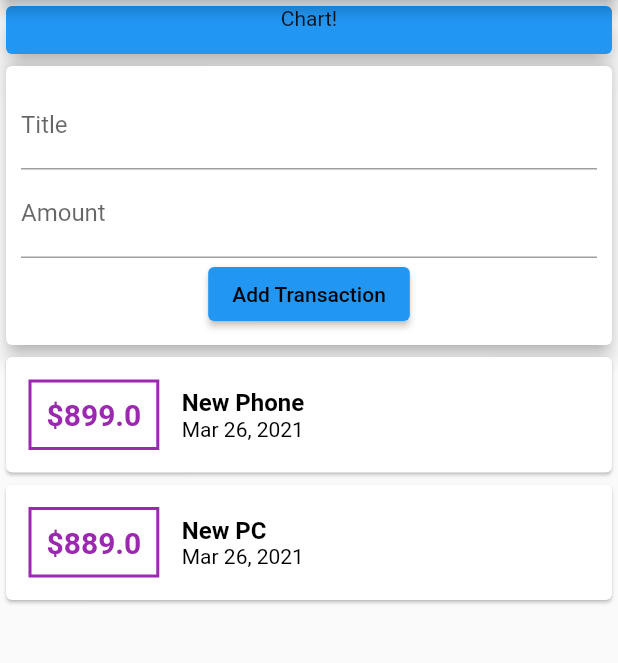
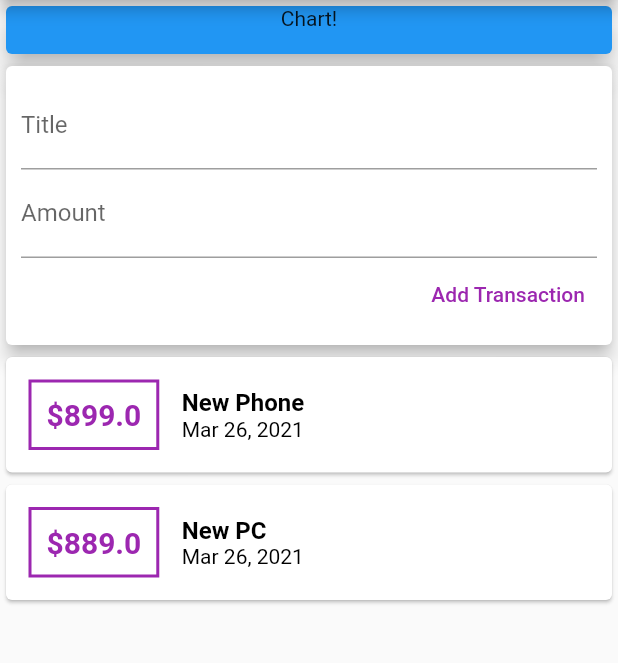
Before and after one commit to tanim913/personal_expenses_app, a Flutter app: the screen it shows after launch, on a phone screen of 412 x 824 dp, the part 84-747 px from its top. Run offline on Flutter 3.47's test engine with Material 2 defaults, Android fonts, the phone set to English and light mode, and no system bars.

Commit message:
adding transactions by user input
adding scroll view and separating to different organized widgets

```diff
--- a/lib/main.dart
+++ b/lib/main.dart
@@ -1,6 +1,5 @@
 import 'package:flutter/material.dart';
-import 'package:intl/intl.dart';
-import './transaction.dart';
+import './widgets/user_transaction.dart';
 
 void main() => runApp(MyApp());
 
@@ -15,18 +14,14 @@ class MyApp extends StatelessWidget {
 }
 
 class MyHomePage extends StatelessWidget {
-  final List<Transaction> transaction = [
-    Transaction(
-        title: 'New Phone', id: 'T1', amount: 899.00, date: DateTime.now()),
-    Transaction(title: 'New PC', id: 'T2', amount: 889.0, date: DateTime.now())
-  ];
   @override
   Widget build(BuildContext context) {
     return Scaffold(
       appBar: AppBar(
         title: Text('Personal Expenses'),
       ),
-      body: Column(
+      body: SingleChildScrollView(
+              child: Column(
           //mainAxisAlignment: MainAxisAlignment.center,
           crossAxisAlignment: CrossAxisAlignment.stretch,
           children: [
@@ -41,67 +36,9 @@ class MyHomePage extends StatelessWidget {
                 elevation: 7,
               ),
             ),
-          Card(
-            elevation: 5,
-            child: Container(
-              padding: EdgeInsets.all(10),
-              child: Column(
-                children: [
-                  TextField(
-                    decoration: InputDecoration(labelText: 'Title'),
-                  ),
-                  TextField(
-                    decoration: InputDecoration(labelText: 'Amount'),
-                  ),
-                  ElevatedButton(
-
-                    onPressed: () {},
-                    child: Text('Add Transaction',style: TextStyle(color: Colors.black),),
-                  )
+            UserTransaction(),
           ],
         ),
-            ),
-          ),
-          Column(
-              children: transaction.map((tx) {
-            return Card(
-              color: Colors.white,
-              child: Row(
-                children: [
-                  Container(
-                      margin:
-                          EdgeInsets.symmetric(vertical: 15, horizontal: 15),
-                      decoration: BoxDecoration(
-                          border: Border.all(color: Colors.purple, width: 2)),
-                      padding: EdgeInsets.all(10),
-                      child: Text(
-                        '\$${tx.amount}',
-                        style: TextStyle(
-                            fontWeight: FontWeight.bold,
-                            fontSize: 20,
-                            color: Colors.purple),
-                      )),
-                  Column(
-                    crossAxisAlignment: CrossAxisAlignment.start,
-                    children: [
-                      Text(
-                        tx.title,
-                        style: TextStyle(
-                            fontSize: 16,
-                            fontWeight: FontWeight.bold,
-                            color: Colors.black),
-                      ),
-                      Text(
-                        DateFormat.yMMMd().format(tx.date),
-                        style: TextStyle(color: Colors.black),
-                      ),
-                    ],
-                  ),
-                ],
-              ),
-            );
-          }).toList())
-        ],
       ),
     );
   }
--- /dev/null
+++ b/lib/widgets/new_transaction.dart
@@ -0,0 +1,44 @@
+import 'package:flutter/material.dart';
+
+class NewTransaction extends StatelessWidget {
+  final Function addTx;
+  final titleController = TextEditingController();
+  final amountController = TextEditingController();
+
+  NewTransaction(this.addTx);
+
+  @override
+  Widget build(BuildContext context) {
+    return Card(
+      elevation: 5,
+      child: Container(
+        padding: EdgeInsets.all(10),
+        child: Column(
+          crossAxisAlignment: CrossAxisAlignment.end,
+          children: [
+            TextField(
+              decoration: InputDecoration(labelText: 'Title'),
+              controller: titleController,
+              //onChanged: (data) => titleInput = data,
+            ),
+            TextField(
+              decoration: InputDecoration(labelText: 'Amount'),
+              controller: amountController,
+              //onChanged: (data) => amountInput = data,
+            ),
+            TextButton(
+              child: Text(
+                'Add Transaction',
+                style: TextStyle(color: Colors.purple),
+              ),
+              onPressed: () {
+                addTx(
+                    titleController.text, double.parse(amountController.text));
+              },
+            )
+          ],
+        ),
+      ),
+    );
+  }
+}
--- /dev/null
+++ b/lib/widgets/transaction_list.dart
@@ -0,0 +1,51 @@
+import 'package:flutter/material.dart';
+import '../models/transaction.dart';
+import 'package:intl/intl.dart';
+
+class TransactionList extends StatelessWidget {
+
+  final List <Transaction> transactions;
+  TransactionList(this.transactions);
+  @override
+  Widget build(BuildContext context) {
+    return Column(
+              children: transactions.map((tx) {
+            return Card(
+              color: Colors.white,
+              child: Row(
+                children: [
+                  Container(
+                      margin:
+                          EdgeInsets.symmetric(vertical: 15, horizontal: 15),
+                      decoration: BoxDecoration(
+                          border: Border.all(color: Colors.purple, width: 2)),
+                      padding: EdgeInsets.all(10),
+                      child: Text(
+                        '\$${tx.amount}',
+                        style: TextStyle(
+                            fontWeight: FontWeight.bold,
+                            fontSize: 20,
+                            color: Colors.purple),
+                      )),
+                  Column(
+                    crossAxisAlignment: CrossAxisAlignment.start,
+                    children: [
+                      Text(
+                        tx.title,
+                        style: TextStyle(
+                            fontSize: 16,
+                            fontWeight: FontWeight.bold,
+                            color: Colors.black),
+                      ),
+                      Text(
+                        DateFormat.yMMMd().format(tx.date),
+                        style: TextStyle(color: Colors.black),
+                      ),
+                    ],
+                  ),
+                ],
+              ),
+            );
+          }).toList());
+  }
+}
--- /dev/null
+++ b/lib/widgets/user_transaction.dart
@@ -0,0 +1,39 @@
+import 'package:flutter/material.dart';
+import './new_transaction.dart';
+import './transaction_list.dart';
+import '../models/transaction.dart';
+
+class UserTransaction extends StatefulWidget {
+  @override
+  _UserTransactionState createState() => _UserTransactionState();
+}
+
+class _UserTransactionState extends State<UserTransaction> {
+  final List<Transaction> _userTransaction = [
+    Transaction(
+        title: 'New Phone', id: 'T1', amount: 899.00, date: DateTime.now()),
+    Transaction(title: 'New PC', id: 'T2', amount: 889.0, date: DateTime.now()),
+  ];
+
+  void _addNewTransaction(String txTitle, double txAmount) {
+    final newTx = Transaction(
+        id: DateTime.utc(2021).toString(),
+        amount: txAmount,
+        date: DateTime.now(),
+        title: txTitle);
+
+    setState(() {
+      _userTransaction.add(newTx);
+    });
+  }
+
+  @override
+  Widget build(BuildContext context) {
+    return Column(
+      children: [
+        NewTransaction(_addNewTransaction),
+        TransactionList(_userTransaction),
+      ],
+    );
+  }
+}
```
Also changed, not shown: lib/models/transaction.dart (renamed from lib/transaction.dart). Lines whose indentation alone changed are shown as unchanged.
